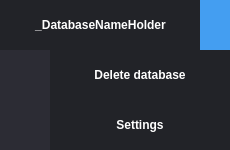
The window that Blue/MainwindowWidgets/databasebutton.ui (AmiditeX/Blue) describes before a commit, drawn with Qt 5.
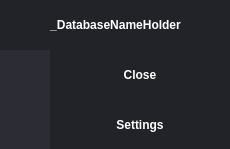
The same window after the commit.

The edit to the form file:
```diff
--- a/Blue/MainwindowWidgets/databasebutton.ui
+++ b/Blue/MainwindowWidgets/databasebutton.ui
@@ -7,7 +7,7 @@
     <x>0</x>
     <y>0</y>
     <width>230</width>
-    <height>150</height>
+    <height>149</height>
    </rect>
   </property>
   <property name="windowTitle">
@@ -21,7 +21,7 @@
     <rect>
      <x>0</x>
      <y>0</y>
-     <width>201</width>
+     <width>231</width>
      <height>50</height>
     </rect>
    </property>
@@ -31,7 +31,9 @@
 border:0px;
 background-color: rgb(34, 35, 40);
 color: rgb(255, 255, 255);
-font-weight: bold
+font-weight: bold;
+border-top:5px;
+border-top-color: rgb(255, 255, 255);
 }
 
 QPushButton::pressed {
@@ -41,6 +43,9 @@
    <property name="text">
     <string>_DatabaseNameHolder</string>
    </property>
+   <property name="checkable">
+    <bool>true</bool>
+   </property>
   </widget>
   <widget class="QPushButton" name="settingsButton">
    <property name="geometry">
@@ -91,23 +96,7 @@
 }</string>
    </property>
    <property name="text">
-    <string>Delete database</string>
-   </property>
-  </widget>
-  <widget class="QLabel" name="buttonColor_1">
-   <property name="geometry">
-    <rect>
-     <x>200</x>
-     <y>0</y>
-     <width>30</width>
-     <height>50</height>
-    </rect>
-   </property>
-   <property name="styleSheet">
-    <string notr="true">background-color: rgb(68, 158, 241);</string>
-   </property>
-   <property name="text">
-    <string/>
+    <string>Close</string>
    </property>
   </widget>
  </widget>
```
